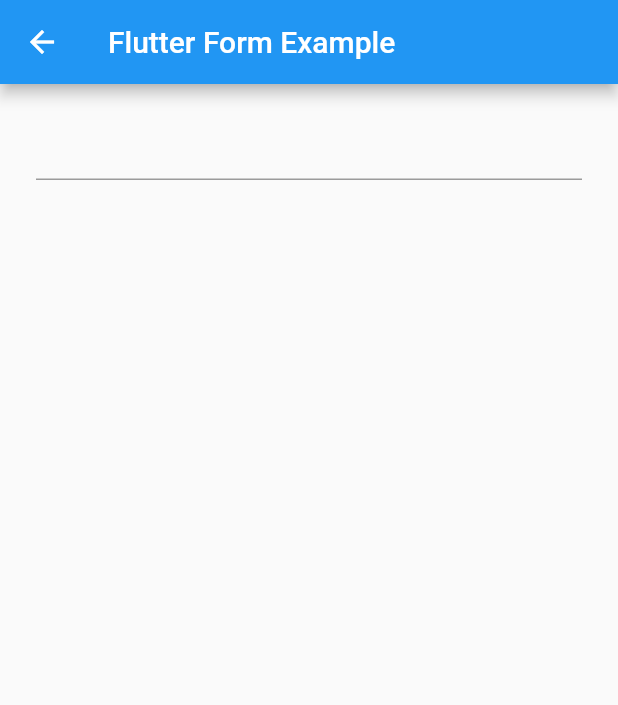
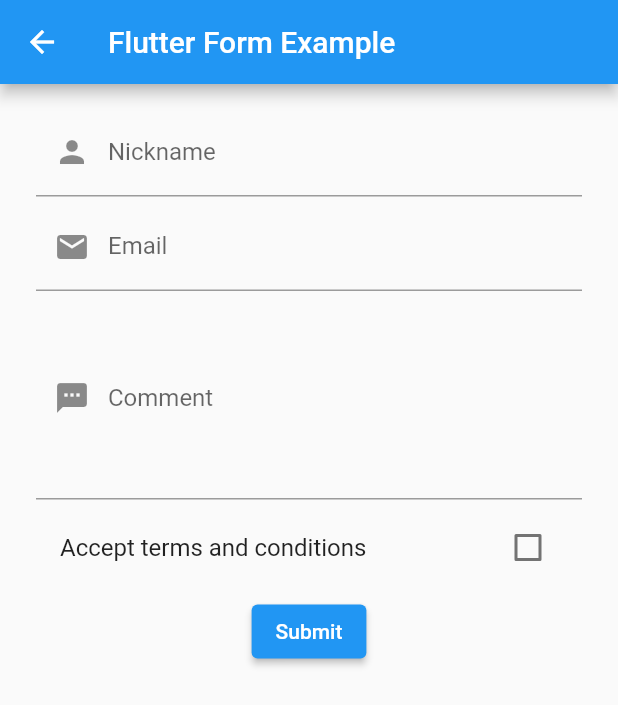
Before and after one commit to Ch4rl3B/easy_reactive_forms, a Flutter app: the screen it shows after launch, after a tap on "Flutter Form example", on a phone screen of 412 x 824 dp. Shown: the top 705 px of the screen. Run offline on Flutter 3.47's test engine with Material 2 defaults, Android fonts, the phone set to English and light mode, and no system bars; our stand-ins replace reactive_forms.

Commit message:
adding raw flutter form

```diff
--- a/lib/flutter_form_example.dart
+++ b/lib/flutter_form_example.dart
@@ -11,6 +11,7 @@
   // Create a global key that uniquely identifies the Form widget
   // and allows validation of the form.
   final _formKey = GlobalKey<FormState>();
+  bool radio = false;
 
   @override
   Widget build(BuildContext context) {
@@ -28,17 +29,47 @@
           child: Column(
             children: <Widget>[
               TextFormField(
-                key: const Key("text"),
-                // The validator receives the text that the user has entered.
-                validator: (value) {
-                  if (value == null || value.isEmpty) {
-                    return 'Please enter some text';
-                  }
-                  return null;
+                key: const Key("nickname"),
+                decoration: const InputDecoration(
+                  label: Text('Nickname'),
+                  prefixIcon: Icon(Icons.person),
+                ),
+              ),
+              const SizedBox(height: 4),
+              TextFormField(
+                key: const Key("email"),
+                decoration: const InputDecoration(
+                  label: Text('Email'),
+                  prefixIcon: Icon(Icons.email),
+                ),
+              ),
+              const SizedBox(height: 4),
+              TextFormField(
+                key: const Key("comment"),
+                decoration: const InputDecoration(
+                  label: Text('Comment'),
+                  prefixIcon: Icon(Icons.textsms),
+                ),
+                minLines: 5,
+                maxLines: 5,
+              ),
+              const SizedBox(height: 4),
+              CheckboxListTile(
+                key: const Key('radio'),
+                title: const Text('Accept terms and conditions'),
+                onChanged: (value){
+                   setState((){
+                     radio = value ?? false;
+                   });
                 },
-                autovalidateMode: AutovalidateMode.onUserInteraction,
+                value: radio,
               ),
-              // ElevatedButton here.
+              const SizedBox(height: 4),
+              ElevatedButton(
+                key: const Key('submit'),
+                onPressed: () {},
+                child: const Text('Submit'),
+              ),
             ],
           ),
         ),
--- a/lib/my_home_page.dart
+++ b/lib/my_home_page.dart
@@ -25,12 +25,26 @@
           children: <Widget>[
             ElevatedButton(
               key: const Key('flutter_example'),
-              onPressed: onFlutterPressed,
+              onPressed: () {
+                Navigator.push(
+                  context,
+                  MaterialPageRoute<void>(
+                    builder: (_) => const FlutterFormExample(),
+                  ),
+                );
+              },
               child: const Text('Flutter Form example'),
             ),
             ElevatedButton(
               key: const Key('reactive_example'),
-              onPressed: onReactivePressed,
+              onPressed: () {
+                Navigator.push(
+                  context,
+                  MaterialPageRoute<void>(
+                    builder: (_) => const ReactiveFormExample(),
+                  ),
+                );
+              },
               child: const Text('Reactive Form example'),
             ),
           ],
--- a/pubspec.yaml
+++ b/pubspec.yaml
@@ -31,9 +31,6 @@
   flutter:
     sdk: flutter
 
-
-  # The following adds the Cupertino Icons font to your application.
-  # Use with the CupertinoIcons class for iOS style icons.
   cupertino_icons: ^1.0.2
   reactive_forms: ^13.0.0
 
```
Also changed, not shown: 1 other file.
